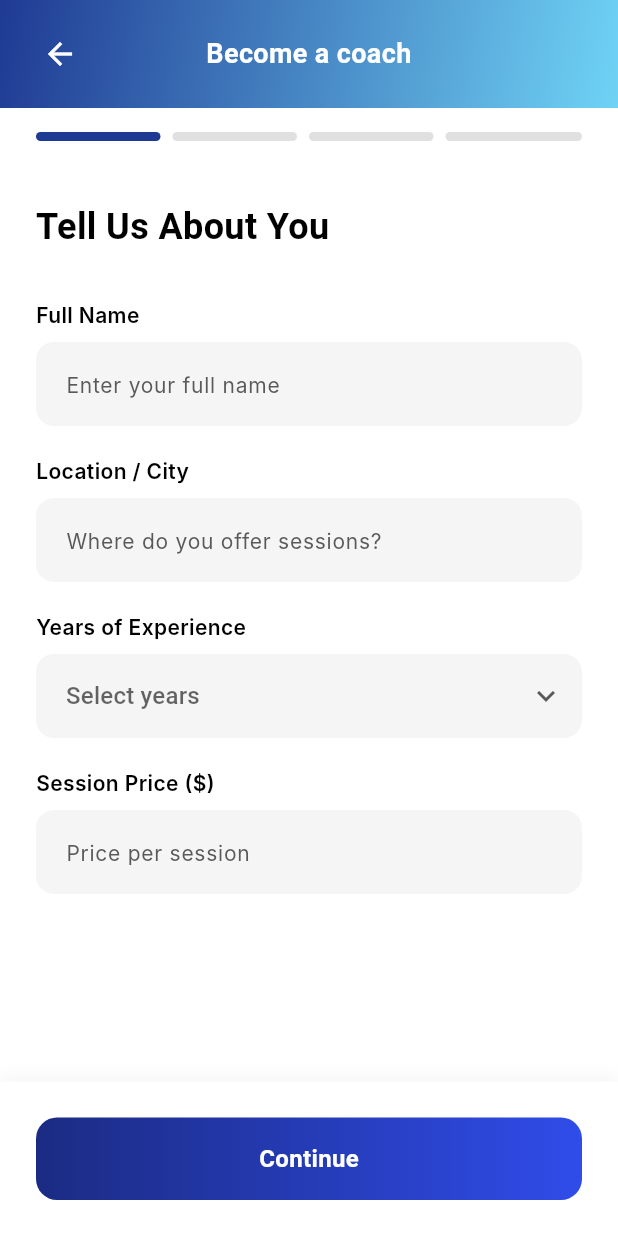
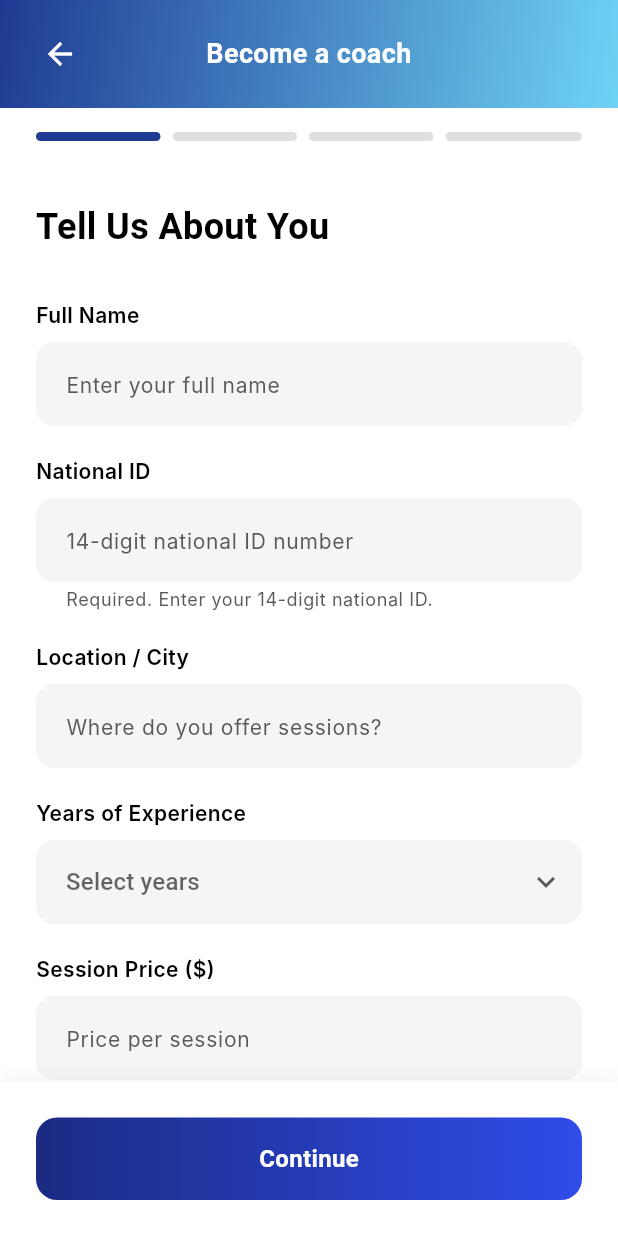
Before and after one commit to SalmaSwydan/maranny2, a Flutter app: the CoachInfoScreen screen opened directly, on a phone screen of 412 x 824 dp. Run offline on Flutter 3.47's test engine with Material 3 defaults, Android fonts, the phone set to English and light mode, and no system bars; our stand-ins replace awesome_dialog, dio, file_picker, firebase_auth, firebase_core, flutter_secure_storage and 2 more; accounts and stored records are empty; Roboto replaces fonts that are missing (Inter, Poppins).

Commit message:
Update become coach screen and add national ID field

```diff
--- a/lib/features/become_coach/presentation/screens/coach_info_screen.dart
+++ b/lib/features/become_coach/presentation/screens/coach_info_screen.dart
@@ -13,6 +13,7 @@ class CoachInfoScreen extends StatefulWidget {
 class _CoachInfoScreenState extends State<CoachInfoScreen> {
   final _formKey = GlobalKey<FormState>();
   final _fullNameController = TextEditingController();
+  final _nationalIdController = TextEditingController();
   final _locationController = TextEditingController();
   final _priceController = TextEditingController();
 
@@ -32,6 +33,7 @@ class _CoachInfoScreenState extends State<CoachInfoScreen> {
   @override
   void dispose() {
     _fullNameController.dispose();
+    _nationalIdController.dispose();
     _locationController.dispose();
     _priceController.dispose();
     super.dispose();
@@ -40,6 +42,7 @@ class _CoachInfoScreenState extends State<CoachInfoScreen> {
   void _handleContinue() {
     if (_formKey.currentState!.validate()) {
       debugPrint('Full Name: ${_fullNameController.text}');
+      debugPrint('National ID: ${_nationalIdController.text}');
       debugPrint('Location: ${_locationController.text}');
       debugPrint('Years of Experience: $_selectedYears');
       debugPrint('Session Price: ${_priceController.text}');
@@ -96,6 +99,33 @@ class _CoachInfoScreenState extends State<CoachInfoScreen> {
                         validator: (value) {
                           if (value == null || value.trim().isEmpty) {
                             return 'Please enter your full name';
+                          }
+                          return null;
+                        },
+                      ),
+                      const SizedBox(height: 20),
+
+                      // National ID (required)
+                      _buildTextField(
+                        label: 'National ID',
+                        controller: _nationalIdController,
+                        placeholder: '14-digit national ID number',
+                        keyboardType: TextInputType.number,
+                        fieldMaxLength: 14,
+                        helperText: 'Required. Enter your 14-digit national ID.',
+                        inputFormatters: [
+                          FilteringTextInputFormatter.digitsOnly,
+                        ],
+                        validator: (value) {
+                          if (value == null || value.trim().isEmpty) {
+                            return 'Please enter your national ID';
+                          }
+                          final digits = value.trim();
+                          if (digits.length != 14) {
+                            return 'National ID must be exactly 14 digits';
+                          }
+                          if (!RegExp(r'^\d{14}$').hasMatch(digits)) {
+                            return 'National ID must contain only numbers';
                           }
                           return null;
                         },
@@ -237,6 +267,8 @@ class _CoachInfoScreenState extends State<CoachInfoScreen> {
     TextInputType? keyboardType,
     List<TextInputFormatter>? inputFormatters,
     String? Function(String?)? validator,
+    int? fieldMaxLength,
+    String? helperText,
   }) {
     return Column(
       crossAxisAlignment: CrossAxisAlignment.start,
@@ -256,11 +288,23 @@ class _CoachInfoScreenState extends State<CoachInfoScreen> {
           keyboardType: keyboardType,
           inputFormatters: inputFormatters,
           validator: validator,
+          maxLength: fieldMaxLength,
+          buildCounter: fieldMaxLength != null
+              ? (_, {required currentLength, required isFocused, required int? maxLength}) =>
+                  const SizedBox.shrink()
+              : null,
           decoration: InputDecoration(
             hintText: placeholder,
             hintStyle: const TextStyle(
               fontFamily: 'Inter',
               fontSize: 14,
+              color: AppColors.textSecondary,
+            ),
+            helperText: helperText,
+            helperMaxLines: 2,
+            helperStyle: const TextStyle(
+              fontFamily: 'Inter',
+              fontSize: 12,
               color: AppColors.textSecondary,
             ),
             filled: true,
@@ -276,15 +320,15 @@ class _CoachInfoScreenState extends State<CoachInfoScreen> {
             ),
             focusedBorder: OutlineInputBorder(
               borderRadius: BorderRadius.circular(12),
-              borderSide: BorderSide.none,
+              borderSide: const BorderSide(color: AppColors.primaryBlue, width: 1.5),
             ),
             errorBorder: OutlineInputBorder(
               borderRadius: BorderRadius.circular(12),
-              borderSide: BorderSide.none,
+              borderSide: const BorderSide(color: AppColors.busy, width: 1),
             ),
             focusedErrorBorder: OutlineInputBorder(
               borderRadius: BorderRadius.circular(12),
-              borderSide: BorderSide.none,
+              borderSide: const BorderSide(color: AppColors.busy, width: 1.5),
             ),
           ),
         ),
```
